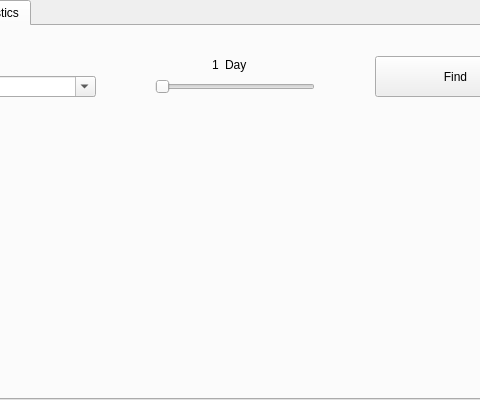
This is UI/mainwindow.ui in ChicoState/SmartCCTV as Qt 5 draws it before an edit; both pictures show x 97 to 577 and y 0 to 400 of the 750 by 400 pixel window. The edited form follows.
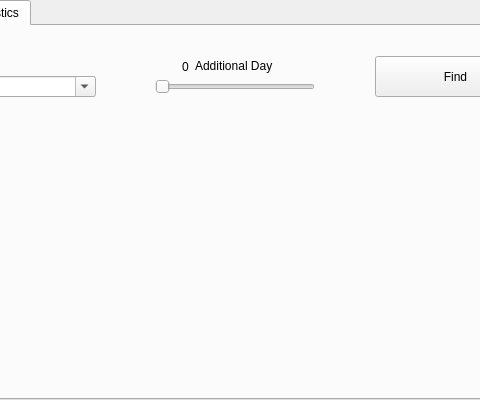
This is the edited form. The open tabs and pages were chosen to show the change.

Patch:
```diff
--- a/UI/mainwindow.ui
+++ b/UI/mainwindow.ui
@@ -263,14 +263,14 @@
       </property>
       <property name="geometry">
        <rect>
-        <x>300</x>
-        <y>30</y>
+        <x>270</x>
+        <y>32</y>
         <width>21</width>
         <height>17</height>
        </rect>
       </property>
       <property name="text">
-       <string>1</string>
+       <string>0</string>
       </property>
       <property name="alignment">
        <set>Qt::AlignCenter</set>
@@ -301,14 +301,14 @@
      <widget class="QLabel" name="day_label">
       <property name="geometry">
        <rect>
-        <x>320</x>
+        <x>290</x>
         <y>30</y>
-        <width>67</width>
-        <height>17</height>
+        <width>111</width>
+        <height>20</height>
        </rect>
       </property>
       <property name="text">
-       <string>Day</string>
+       <string>Additional Day</string>
       </property>
      </widget>
     </widget>
```
Left out of the diff: 11 changed lines with no effect on the pictures.
